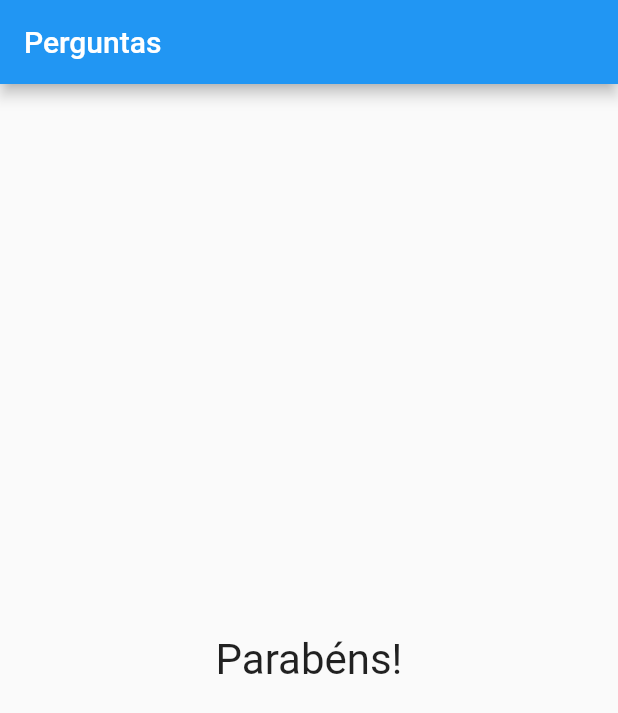
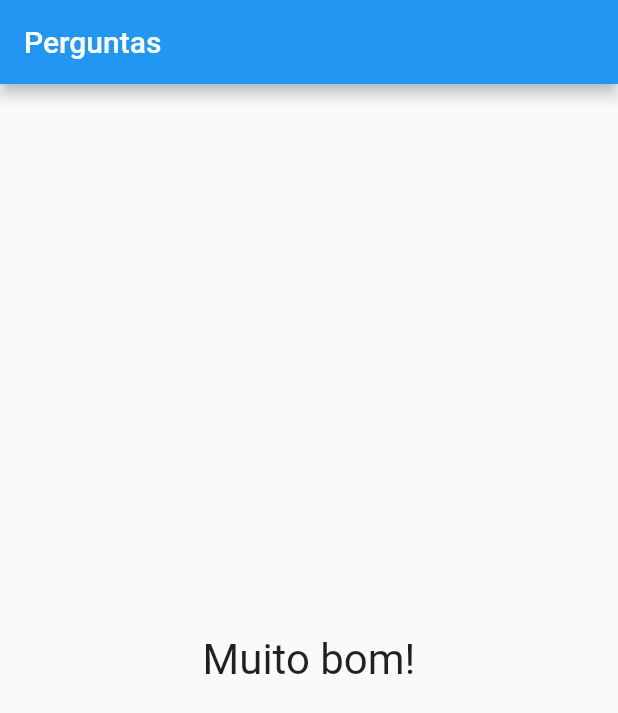
Before and after one commit to marcelookasaki/dart_perguntas, a Flutter app: the screen it shows after launch, after a tap on "Led Zeppelin", after a tap on "God only knows", after a tap on "Janis Joplin", on a phone screen of 412 x 824 dp. Shown: the top 713 px of the screen. Run offline on Flutter 3.47's test engine with Material 2 defaults, Android fonts, the phone set to English and light mode, and no system bars.

Commit message:
Pontuação adicionada

```diff
--- a/lib/main.dart
+++ b/lib/main.dart
@@ -6,24 +6,35 @@ main() => runApp(PerguntaApp());
 
 class _PerguntaAppState extends State<PerguntaApp> {
   var _perguntaSelecionada = 0;
+  var _pontosTotal = 0;
 
   final _perguntas = const [
     {
       'texto': 'Qual é a sua banda favorita?',
-      'respostas': ['Led Zeppelin', 'Beach Boys', 'Rolling Stones', 'Beatles']
+      'respostas': [
+        {'texto': 'Led Zeppelin', 'pontos': 9},
+        {'texto': 'Beach Boys', 'pontos': 9},
+        {'texto': 'Rolling Stones', 'pontos': 10},
+        {'texto': 'Beatles', 'pontos': 8},
+      ]
     },
     {
       'texto': 'Qual é a sua música favorita?',
       'respostas': [
-        'Stairway to heaven',
-        'God only knows',
-        'Start me up',
-        'Let it be'
+        {'texto': 'Stairway to heaven', 'pontos': 10},
+        {'texto': 'God only knows', 'pontos': 10},
+        {'texto': 'Start me up', 'pontos': 8},
+        {'texto': 'Let it be', 'pontos': 9},
       ]
     },
     {
       'texto': 'Qual é a seu artista favorito?',
-      'respostas': ['David Bowie', 'Lou Reed', 'Janis Joplin', 'Jimmy Hendrix']
+      'respostas': [
+        {'texto': 'David Bowie', 'pontos': 10},
+        {'texto': 'Lou Reed', 'pontos': 9},
+        {'texto': 'Janis Joplin', 'pontos': 8},
+        {'texto': 'Jimmy Hendrix', 'pontos': 10},
+      ]
     }
   ];
 
@@ -31,12 +42,14 @@ class _PerguntaAppState extends State<PerguntaApp> {
     return _perguntaSelecionada < _perguntas.length;
   }
 
-  void _responder() {
+  void _responder(int pontos) {
     if (temPerguntaSelecionada) {
       setState(() {
         _perguntaSelecionada++;
+        _pontosTotal += pontos;
       });
     }
+    print(_pontosTotal);
   }
 
   @override
@@ -51,7 +64,7 @@ class _PerguntaAppState extends State<PerguntaApp> {
                 perguntas: _perguntas,
                 perguntaSelecionada: _perguntaSelecionada,
                 quandoResponder: _responder)
-            : Resultado(),
+            : Resultado(_pontosTotal),
       ),
     );
   }
--- a/lib/questionario.dart
+++ b/lib/questionario.dart
@@ -5,7 +5,7 @@ import 'resposta.dart';
 class Questionario extends StatelessWidget {
   final List<Map<String, Object>> perguntas;
   final int perguntaSelecionada;
-  final void Function() quandoResponder;
+  final void Function(int) quandoResponder;
 
   Questionario(
       {required this.perguntas,
@@ -18,13 +18,18 @@ class Questionario extends StatelessWidget {
 
   @override
   Widget build(BuildContext context) {
-    List<String> respostas = temPerguntaSelecionada
+    List<Map<String, Object>> respostas = temPerguntaSelecionada
         ? perguntas[perguntaSelecionada].cast()['respostas']
         : [];
     return Column(
       children: <Widget>[
         Questao(perguntas[perguntaSelecionada]['texto'].toString()),
-        ...respostas.map((t) => Resposta(t, quandoResponder)).toList(),
+        ...respostas.map((resp) {
+          return Resposta(
+            resp['texto'].toString(),
+            () => quandoResponder(int.parse(resp['pontos'].toString())),
+          );
+        }).toList(),
       ],
     );
   }
--- a/lib/resultado.dart
+++ b/lib/resultado.dart
@@ -1,11 +1,27 @@
 import 'package:flutter/material.dart';
 
 class Resultado extends StatelessWidget {
+  final int pontos;
+
+  Resultado(this.pontos);
+
+  String get fraseResultado {
+    if (pontos < 20) {
+      return 'Legal!';
+    } else if (pontos < 27) {
+      return 'Caraca!';
+    } else if (pontos < 29) {
+      return 'Muito bom!';
+    } else {
+      return 'Sabe tudo!';
+    }
+  }
+
   @override
   Widget build(BuildContext context) {
     return Center(
       child: Text(
-        'Parabéns!',
+        fraseResultado,
         style: TextStyle(fontSize: 28),
       ),
     );
```
